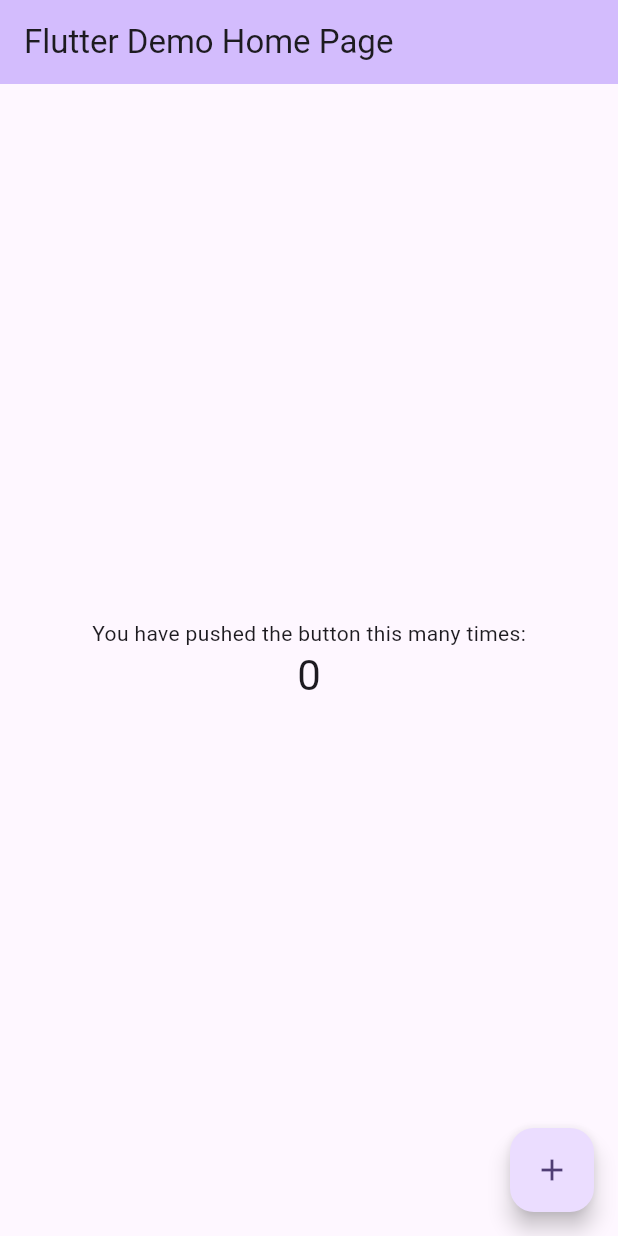
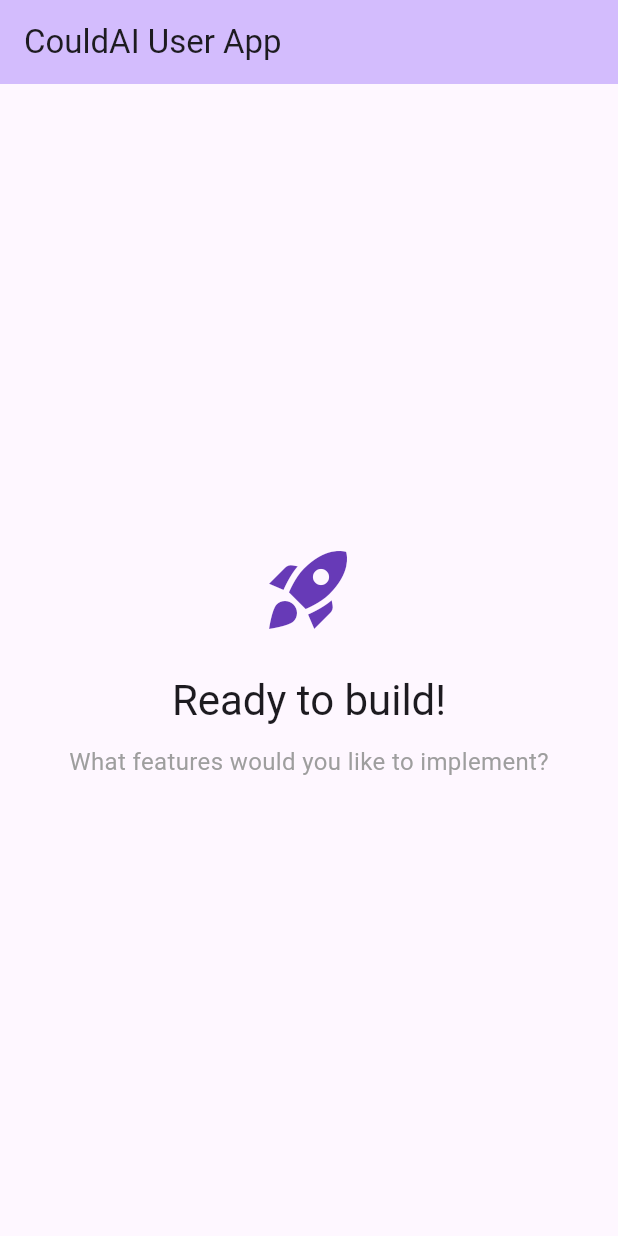
Before and after one commit to could-ai/019ae3b7-e1db-75a0-af42-a5ff4609f941, a Flutter app: the screen it shows after launch, on a phone screen of 412 x 824 dp. Run offline on Flutter 3.47's test engine with Material 3 defaults, Android fonts, the phone set to English and light mode, and no system bars.

Commit message:
Replaced the default Flutter Counter App boilerplate with a clean, empty project structure. Created a basic HomeScreen to serve as a starting point for new features.

```diff
--- a/usr/lib/main.dart
+++ b/usr/lib/main.dart
@@ -7,117 +7,51 @@ void main() {
 class MyApp extends StatelessWidget {
   const MyApp({super.key});
 
-  // This widget is the root of your application.
   @override
   Widget build(BuildContext context) {
     return MaterialApp(
-      title: 'Flutter Demo',
+      title: 'CouldAI User App',
       debugShowCheckedModeBanner: false,
       theme: ThemeData(
-        // This is the theme of your application.
-        //
-        // TRY THIS: Try running your application with "flutter run". You'll see
-        // the application has a purple toolbar. Then, without quitting the app,
-        // try changing the seedColor in the colorScheme below to Colors.green
-        // and then invoke "hot reload" (save your changes or press the "hot
-        // reload" button in a Flutter-supported IDE, or press "r" if you used
-        // the command line to start the app).
-        //
-        // Notice that the counter didn't reset back to zero; the application
-        // state is not lost during the reload. To reset the state, use hot
-        // restart instead.
-        //
-        // This works for code too, not just values: Most code changes can be
-        // tested with just a hot reload.
         colorScheme: ColorScheme.fromSeed(seedColor: Colors.deepPurple),
+        useMaterial3: true,
       ),
       initialRoute: '/',
       routes: {
-        '/': (context) => const MyHomePage(title: 'Flutter Demo Home Page'),
+        '/': (context) => const HomeScreen(),
       },
     );
   }
 }
 
-class MyHomePage extends StatefulWidget {
-  const MyHomePage({super.key, required this.title});
-
-  // This widget is the home page of your application. It is stateful, meaning
-  // that it has a State object (defined below) that contains fields that affect
-  // how it looks.
-
-  // This class is the configuration for the state. It holds the values (in this
-  // case the title) provided by the parent (in this case the App widget) and
-  // used by the build method of the State. Fields in a Widget subclass are
-  // always marked "final".
-
-  final String title;
-
-  @override
-  State<MyHomePage> createState() => _MyHomePageState();
-}
-
-class _MyHomePageState extends State<MyHomePage> {
-  int _counter = 0;
-
-  void _incrementCounter() {
-    setState(() {
-      // This call to setState tells the Flutter framework that something has
-      // changed in this State, which causes it to rerun the build method below
-      // so that the display can reflect the updated values. If we changed
-      // _counter without calling setState(), then the build method would not be
-      // called again, and so nothing would appear to happen.
-      _counter++;
-    });
-  }
+class HomeScreen extends StatelessWidget {
+  const HomeScreen({super.key});
 
   @override
   Widget build(BuildContext context) {
-    // This method is rerun every time setState is called, for instance as done
-    // by the _incrementCounter method above.
-    //
-    // The Flutter framework has been optimized to make rerunning build methods
-    // fast, so that you can just rebuild anything that needs updating rather
-    // than having to individually change instances of widgets.
     return Scaffold(
       appBar: AppBar(
-        // TRY THIS: Try changing the color here to a specific color (to
-        // Colors.amber, perhaps?) and trigger a hot reload to see the AppBar
-        // change color while the other colors stay the same.
+        title: const Text('CouldAI User App'),
         backgroundColor: Theme.of(context).colorScheme.inversePrimary,
-        // Here we take the value from the MyHomePage object that was created by
-        // the App.build method, and use it to set our appbar title.
-        title: Text(widget.title),
       ),
       body: Center(
-        // Center is a layout widget. It takes a single child and positions it
-        // in the middle of the parent.
         child: Column(
-          // Column is also a layout widget. It takes a list of children and
-          // arranges them vertically. By default, it sizes itself to fit its
-          // children horizontally, and tries to be as tall as its parent.
-          //
-          // Column has various properties to control how it sizes itself and
-          // how it positions its children. Here we use mainAxisAlignment to
-          // center the children vertically; the main axis here is the vertical
-          // axis because Columns are vertical (the cross axis would be
-          // horizontal).
-          //
-          // TRY THIS: Invoke "debug painting" (choose the "Toggle Debug Paint"
-          // action in the IDE, or press "p" in the console), to see the
-          // wireframe for each widget.
           mainAxisAlignment: MainAxisAlignment.center,
-          children: <Widget>[
-            const Text('You have pushed the button this many times:'),
-            Text('$_counter', style: Theme.of(context).textTheme.headlineMedium),
+          children: [
+            const Icon(Icons.rocket_launch, size: 64, color: Colors.deepPurple),
+            const SizedBox(height: 24),
+            Text(
+              'Ready to build!',
+              style: Theme.of(context).textTheme.headlineMedium,
+            ),
+            const SizedBox(height: 12),
+            const Text(
+              'What features would you like to implement?',
+              style: TextStyle(fontSize: 16, color: Colors.grey),
+            ),
           ],
         ),
       ),
-      floatingActionButton: FloatingActionButton(
-        onPressed: _incrementCounter,
-        tooltip: 'Increment',
-        child: const Icon(Icons.add),
-      ), // This trailing comma makes auto-formatting nicer for build methods.
     );
   }
 }
```
